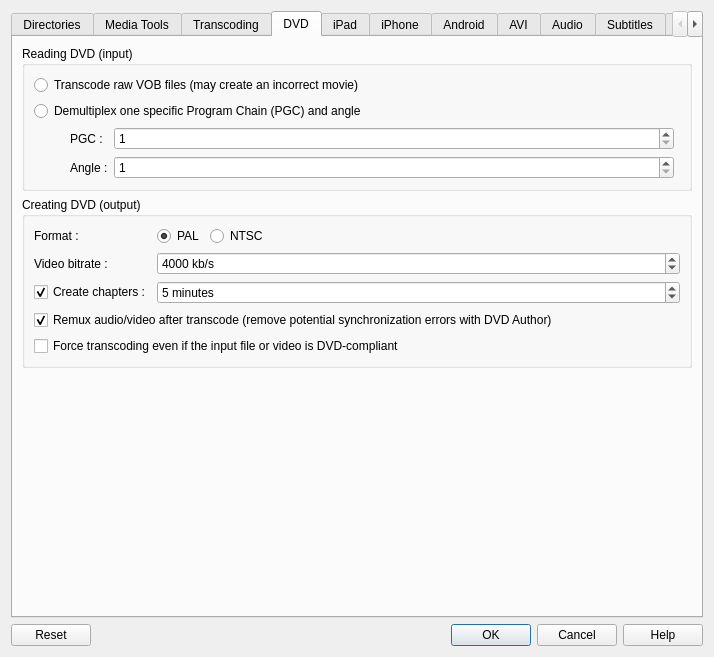
Old version of the form src/QtlMovie/QtlMovieEditSettings.ui in the repository qtlmovie/qtlmovie.
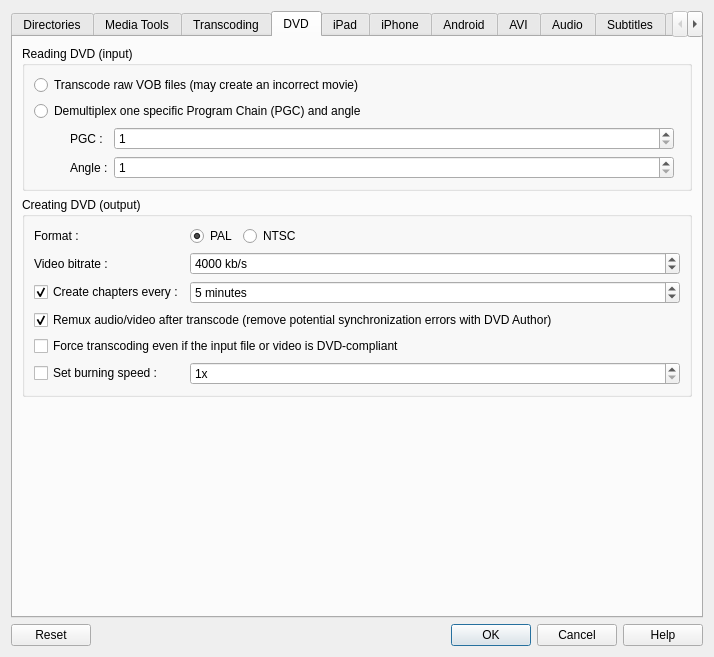
New version of the form. The open tabs and pages were chosen to show the change. Icons and pictures are not drawn. Custom widgets are drawn as their Qt base class.

Commit message: Added an option to set the DVD burning speed

Patch:
```diff
--- a/src/QtlMovie/QtlMovieEditSettings.ui
+++ b/src/QtlMovie/QtlMovieEditSettings.ui
@@ -717,7 +717,7 @@
           <item row="2" column="0">
            <widget class="QCheckBox" name="checkCreateChapters">
             <property name="text">
-             <string>Create chapters :</string>
+             <string>Create chapters every :</string>
             </property>
             <property name="checked">
              <bool>true</bool>
@@ -757,6 +757,29 @@
             </property>
            </widget>
           </item>
+          <item row="5" column="0">
+           <widget class="QCheckBox" name="checkDvdBurningSpeed">
+            <property name="text">
+             <string>Set burning speed :</string>
+            </property>
+           </widget>
+          </item>
+          <item row="5" column="1" colspan="3">
+           <widget class="QSpinBox" name="spinDvdBurningSpeed">
+            <property name="suffix">
+             <string notr="true">x</string>
+            </property>
+            <property name="minimum">
+             <number>1</number>
+            </property>
+            <property name="maximum">
+             <number>64</number>
+            </property>
+            <property name="value">
+             <number>1</number>
+            </property>
+           </widget>
+          </item>
          </layout>
         </widget>
        </item>
```
Left out of the diff: 17 changed lines with no effect on the pictures. The commit also changes 10 other files.
